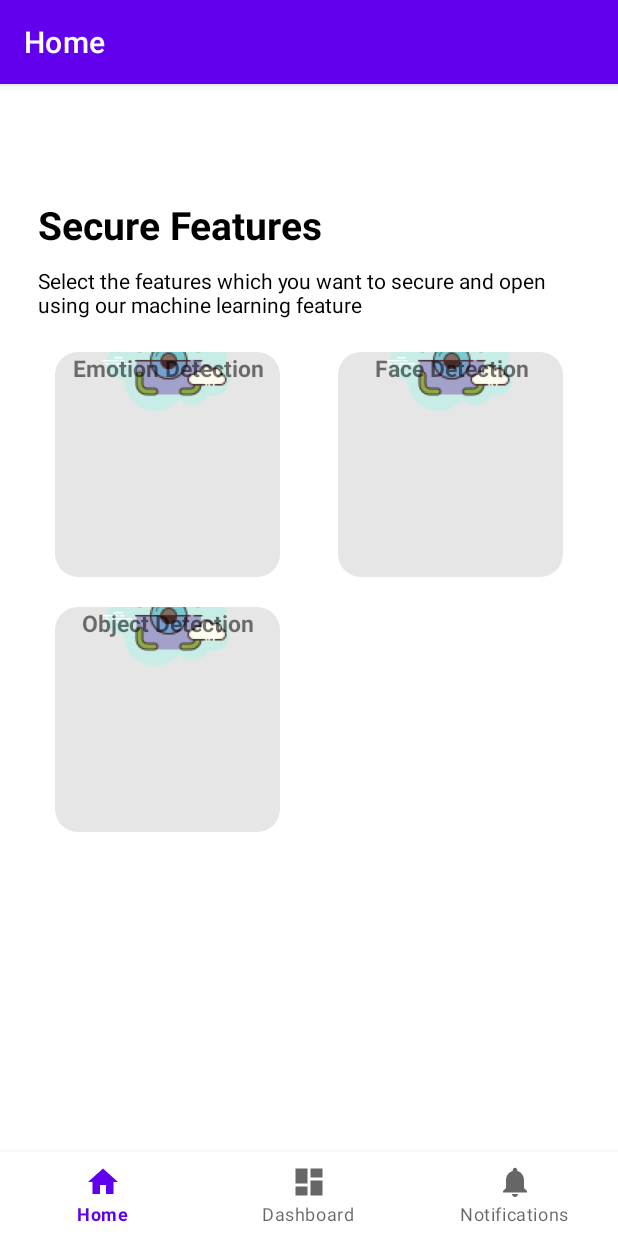
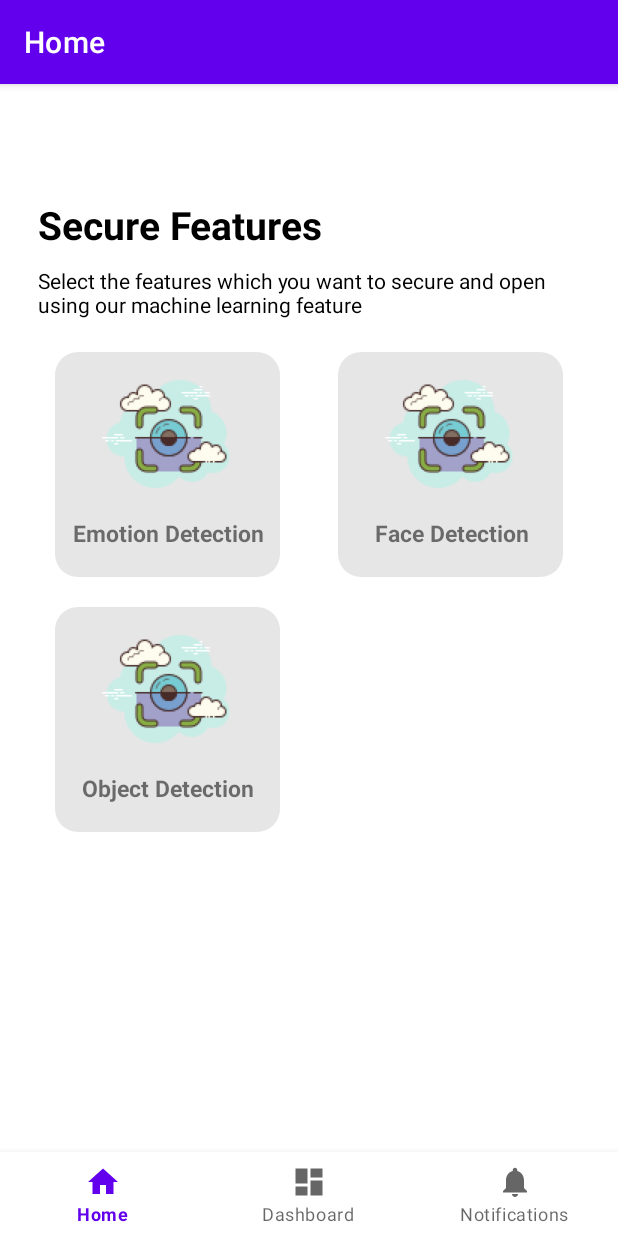
Before and after one commit to rithysokha/emootional-detection-with-gg-ml-kit, an Android app: the screen it shows after launch (MainActivity), on a phone screen of 412 x 824 dp. Run offline under Robolectric (Android 15) with nearby library versions, the light colour scheme and no system bars; our stand-ins replace navigation-ui.

Commit message:
fix_function_menu_xml_update

```diff
--- a/app/src/main/res/layout/fragment_home.xml
+++ b/app/src/main/res/layout/fragment_home.xml
@@ -79,14 +79,17 @@
                     android:id="@+id/object"
                     android:layout_width="wrap_content"
                     android:layout_height="wrap_content"
+                    android:layout_marginTop="5dp"
+                    android:layout_marginBottom="20dp"
                     android:text="Object Detection"
                     android:textSize="15sp"
                     android:textStyle="bold"
+                    app:layout_constraintBottom_toBottomOf="parent"
                     app:layout_constraintEnd_toEndOf="parent"
                     app:layout_constraintHorizontal_bias="0.518"
                     app:layout_constraintStart_toStartOf="parent"
-                    tools:ignore="DuplicateIds,MissingConstraints"
-                    tools:layout_editor_absoluteY="114dp" />
+                    app:layout_constraintTop_toBottomOf="@+id/camera1"
+                    tools:ignore="DuplicateIds,MissingConstraints" />
             </androidx.constraintlayout.widget.ConstraintLayout>
 
             <androidx.constraintlayout.widget.ConstraintLayout
@@ -117,14 +120,17 @@
                     android:id="@+id/face"
                     android:layout_width="wrap_content"
                     android:layout_height="wrap_content"
+                    android:layout_marginTop="5dp"
+                    android:layout_marginBottom="20dp"
                     android:text="Face Detection"
                     android:textSize="15sp"
                     android:textStyle="bold"
+                    app:layout_constraintBottom_toBottomOf="parent"
                     app:layout_constraintEnd_toEndOf="parent"
                     app:layout_constraintHorizontal_bias="0.518"
                     app:layout_constraintStart_toStartOf="parent"
-                    tools:ignore="DuplicateIds,MissingConstraints"
-                    tools:layout_editor_absoluteY="114dp" />
+                    app:layout_constraintTop_toBottomOf="@+id/camera3"
+                    tools:ignore="DuplicateIds,MissingConstraints" />
             </androidx.constraintlayout.widget.ConstraintLayout>
 
             <androidx.constraintlayout.widget.ConstraintLayout
@@ -145,7 +151,7 @@
                     android:layout_marginTop="5dp"
                     android:contentDescription="camera_image_photo"
                     android:src="@drawable/camera_image"
-                    app:layout_constraintBottom_toTopOf="@id/emotion"
+                    app:layout_constraintBottom_toTopOf="@+id/emotion"
                     app:layout_constraintEnd_toEndOf="parent"
                     app:layout_constraintStart_toStartOf="parent"
                     app:layout_constraintTop_toTopOf="parent"
@@ -155,14 +161,17 @@
                     android:id="@+id/emotion"
                     android:layout_width="wrap_content"
                     android:layout_height="wrap_content"
+                    android:layout_marginTop="5dp"
+                    android:layout_marginBottom="20dp"
                     android:text="Emotion Detection"
                     android:textSize="15sp"
                     android:textStyle="bold"
+                    app:layout_constraintBottom_toBottomOf="parent"
                     app:layout_constraintEnd_toEndOf="parent"
                     app:layout_constraintHorizontal_bias="0.518"
                     app:layout_constraintStart_toStartOf="parent"
-                    tools:ignore="DuplicateIds,MissingConstraints"
-                    tools:layout_editor_absoluteY="114dp" />
+                    app:layout_constraintTop_toBottomOf="@+id/camera2"
+                    tools:ignore="DuplicateIds,MissingConstraints" />
             </androidx.constraintlayout.widget.ConstraintLayout>
         </androidx.constraintlayout.widget.ConstraintLayout>
 
```
